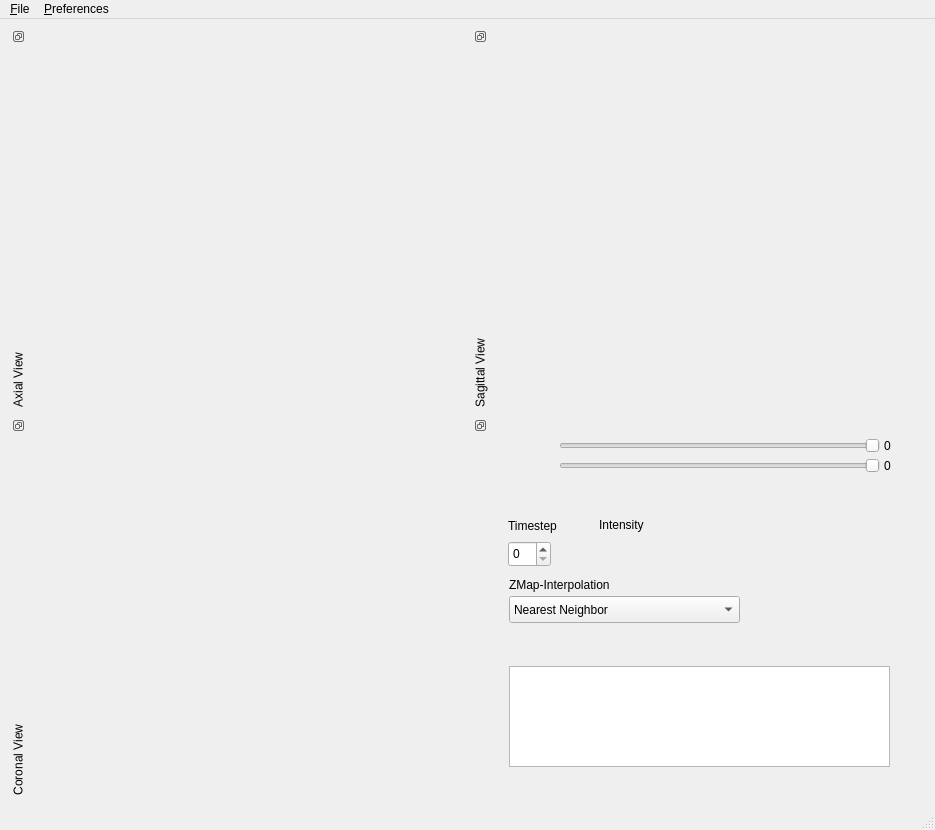
This is forms/isisViewerMain.ui in isis-group/vast as Qt 5 draws it before an edit. The edited form follows.
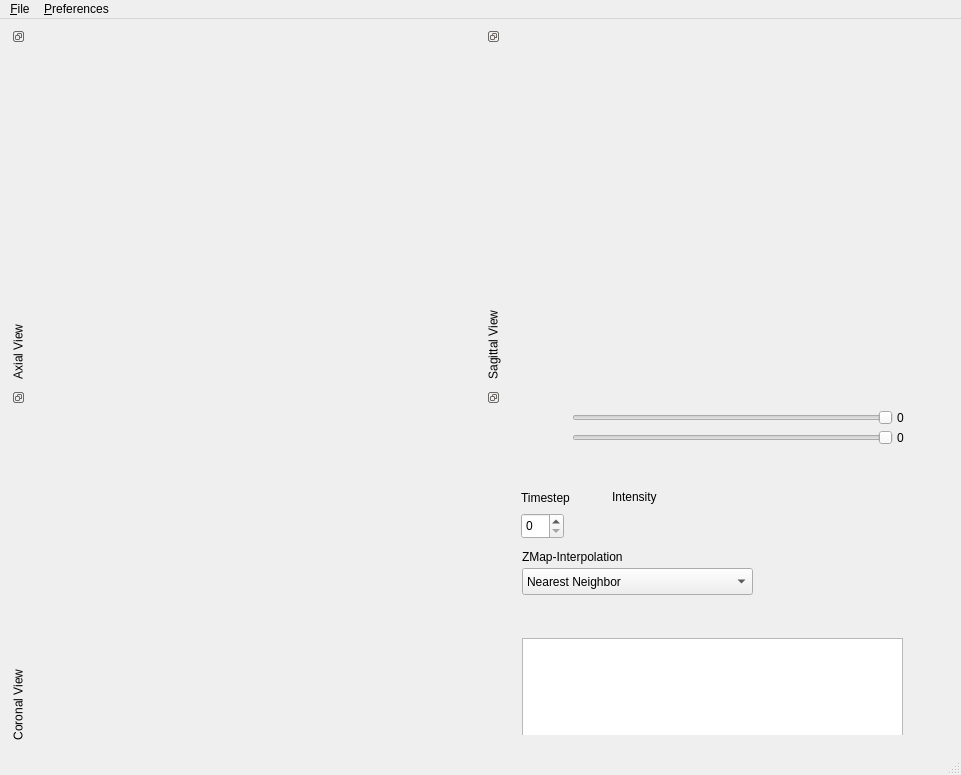
This is the edited form.

What changed in the file:
```diff
--- a/forms/isisViewerMain.ui
+++ b/forms/isisViewerMain.ui
@@ -6,8 +6,8 @@
    <rect>
     <x>0</x>
     <y>0</y>
-    <width>935</width>
-    <height>830</height>
+    <width>961</width>
+    <height>775</height>
    </rect>
   </property>
   <property name="windowTitle">
@@ -350,7 +350,7 @@
     <rect>
      <x>0</x>
      <y>0</y>
-     <width>935</width>
+     <width>961</width>
      <height>25</height>
     </rect>
    </property>
```
Left out of the diff: 116 changed lines with no effect on the pictures.
